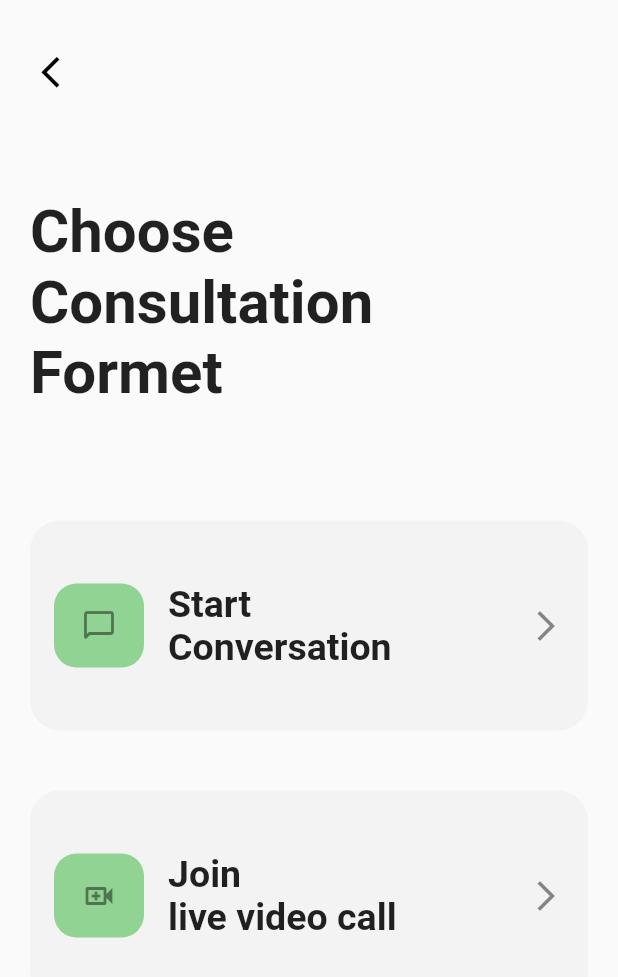
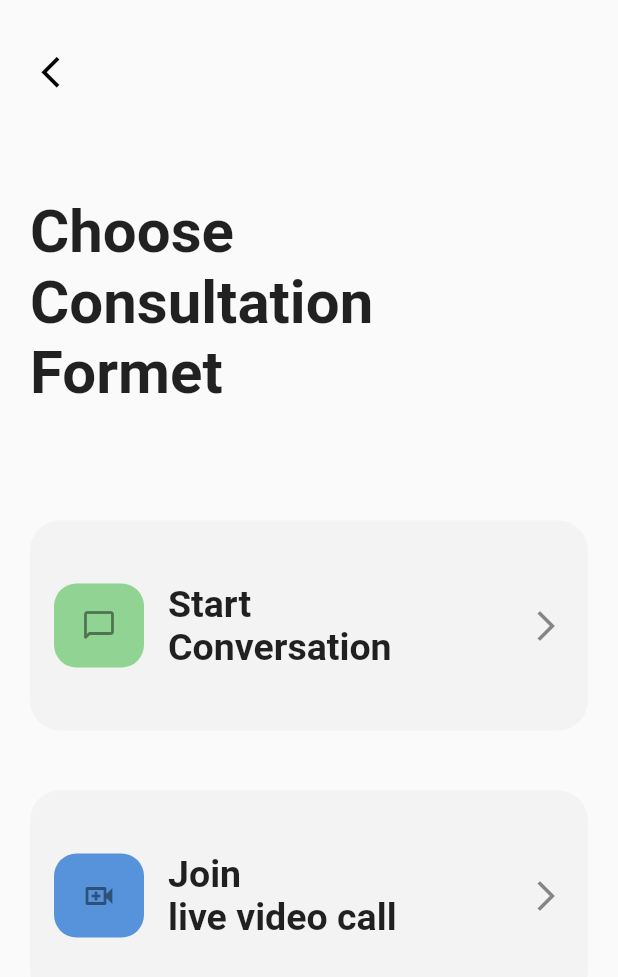
Before and after one commit to marzan999/Online_Doctor_Appointment, a Flutter app: the LastPage screen opened directly, on a phone screen of 412 x 824 dp. Shown: the top 977 px of the screen. Run offline on Flutter 3.47's test engine with Material 2 defaults, Android fonts, the phone set to English and light mode, and no system bars; our stand-ins replace google_fonts.

Commit message:
Update lastpage.dart

```diff
--- a/online_doctor_appointment/lib/widget/lastpage.dart
+++ b/online_doctor_appointment/lib/widget/lastpage.dart
@@ -82,7 +82,7 @@ class LastPage extends StatelessWidget {
                         height: 60,
                         width: 60,
                         decoration: BoxDecoration(
-                            color: Color.fromARGB(255, 145, 211, 147),
+                            color: Color.fromARGB(255, 86, 147, 218),
                             borderRadius: BorderRadius.circular(15)),
                         child: Icon(Icons.video_call_outlined),
                       ),
```
